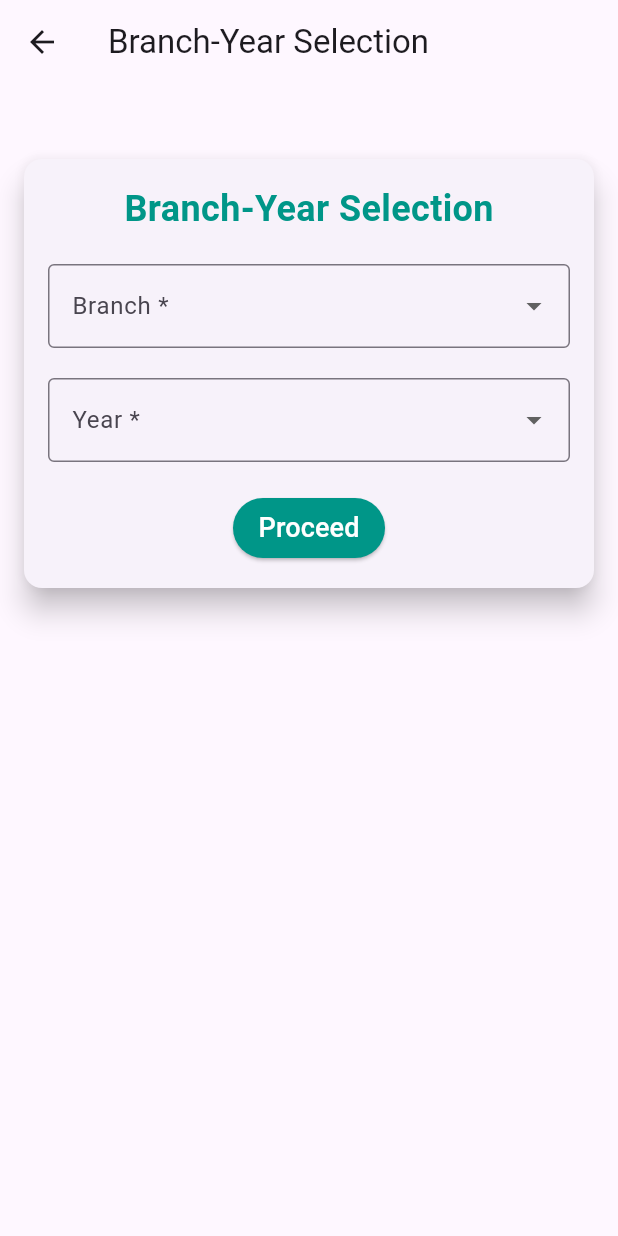
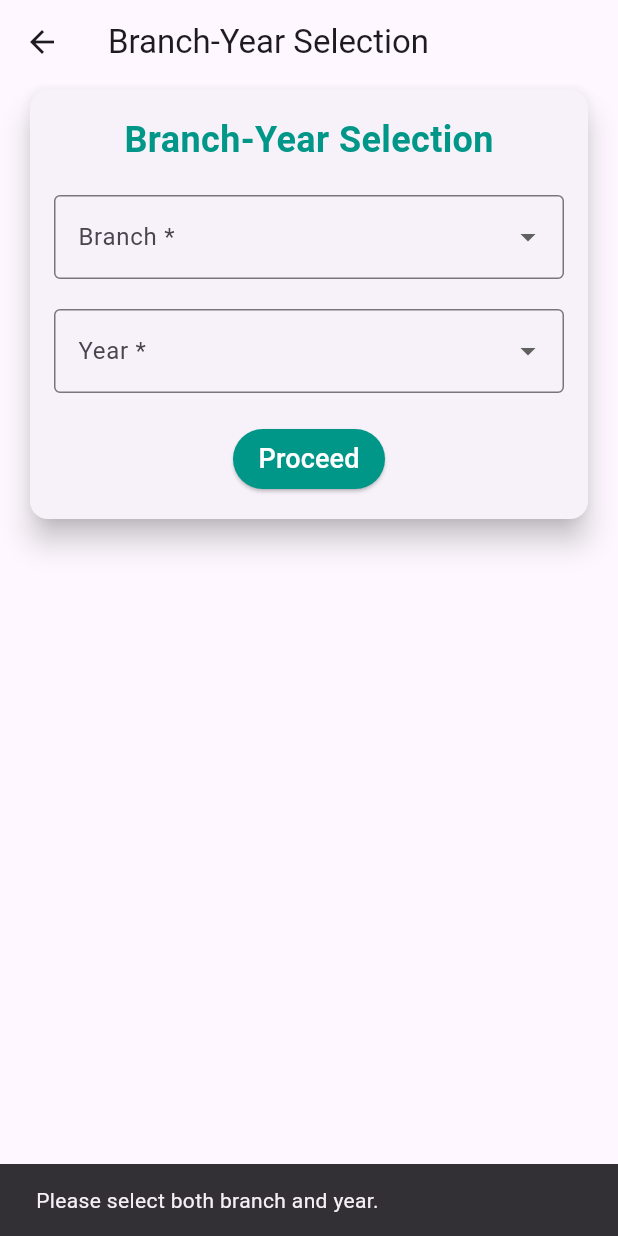
Before and after one commit to Praveen919/DigiClass, a Flutter app: the BranchYearSelectionScreen screen opened by its route, after a tap on "Proceed", on a phone screen of 412 x 824 dp. Run offline on Flutter 3.47's test engine with Material 3 defaults, Android fonts, the phone set to English and light mode, and no system bars; our stand-ins replace file_picker, fl_chart, font_awesome_flutter, image_picker; missing offline and left inert: studentapp, teachersideapp.

Commit message:
Update branch_year_selection_screen.dart

```diff
--- a/lib/screens/branch_year_selection_screen.dart
+++ b/lib/screens/branch_year_selection_screen.dart
@@ -1,9 +1,21 @@
 import 'package:flutter/material.dart';
 import 'package:testing_app/screens/admin/dashboard_screen.dart';
-// Import your DashboardScreen here
+import 'package:testing_app/screens/students/dashboard_screen.dart'; // Correct import path
+import 'package:testing_app/screens/teachers/dashboardt.dart';
 
 class BranchYearSelectionScreen extends StatefulWidget {
-  const BranchYearSelectionScreen({super.key});
+  final String name;
+  final String branch;
+  final String year;
+  final String userRole;
+
+  const BranchYearSelectionScreen({
+    super.key,
+    required this.name,
+    required this.branch,
+    required this.year,
+    required this.userRole,
+  });
 
   @override
   _BranchYearSelectionScreenState createState() => _BranchYearSelectionScreenState();
@@ -16,18 +28,23 @@ class _BranchYearSelectionScreenState extends State<BranchYearSelectionScreen> {
   final List<String> years = ['2022-2023', '2023-2024', '2024-2025'];
 
   @override
+  void initState() {
+    super.initState();
+    selectedBranch = branches.contains(widget.branch) ? widget.branch : null;
+    selectedYear = years.contains(widget.year) ? widget.year : null;
+    print('User Role: ${widget.userRole}'); // Debug print
+  }
+
+  @override
   Widget build(BuildContext context) {
     return Scaffold(
       appBar: AppBar(
         title: const Text('Branch-Year Selection'),
       ),
       body: SingleChildScrollView(
-        child: Column(
-          mainAxisAlignment: MainAxisAlignment.center,
-          children: [
-            const SizedBox(height: 50),
-            Card(
-              margin: const EdgeInsets.symmetric(horizontal: 16.0),
+        child: Padding(
+          padding: const EdgeInsets.symmetric(horizontal: 16.0),
+          child: Card(
             elevation: 8,
             child: Padding(
               padding: const EdgeInsets.all(16.0),
@@ -59,6 +76,12 @@ class _BranchYearSelectionScreenState extends State<BranchYearSelectionScreen> {
                         selectedBranch = value;
                       });
                     },
+                    validator: (value) {
+                      if (value == null || !branches.contains(value)) {
+                        return 'Please select a valid branch';
+                      }
+                      return null;
+                    },
                   ),
                   const SizedBox(height: 20),
                   DropdownButtonFormField<String>(
@@ -78,20 +101,60 @@ class _BranchYearSelectionScreenState extends State<BranchYearSelectionScreen> {
                         selectedYear = value;
                       });
                     },
+                    validator: (value) {
+                      if (value == null || !years.contains(value)) {
+                        return 'Please select a valid year';
+                      }
+                      return null;
+                    },
                   ),
                   const SizedBox(height: 20),
                   ElevatedButton(
                     onPressed: () {
                       if (selectedBranch != null && selectedYear != null) {
-                          print('Selected Branch: $selectedBranch, Year: $selectedYear');
+                        Widget destinationScreen;
+                        print('Navigating to dashboard for role: ${widget.userRole}'); // Debug print
+                        switch (widget.userRole) {
+                          case 'Admin':
+                            destinationScreen = DashboardScreen(
+                              name: widget.name,
+                              branch: selectedBranch!,
+                              year: selectedYear!,
+                            );
+                            break;
+                          case 'Teacher':
+                            destinationScreen = DashboardT(
+                              name: widget.name,
+                              branch: selectedBranch!,
+                              year: selectedYear!,
+                            );
+                            break;
+                          case 'Student':
+                            destinationScreen = Dashboard1Screen(
+                              name: widget.name,
+                              branch: selectedBranch!,
+                              year: selectedYear!,
+                            );
+                            break;
+                          default:
+                            destinationScreen = DashboardScreen(
+                              name: 'Default Name', // Fallback
+                              branch: selectedBranch!,
+                              year: selectedYear!,
+                            );
+                        }
                         Navigator.push(
                           context,
                           MaterialPageRoute(
-                              builder: (context) => const DashboardScreen(),
+                            builder: (context) => destinationScreen,
                           ),
                         );
                       } else {
-                          print('Please select both branch and year');
+                        ScaffoldMessenger.of(context).showSnackBar(
+                          const SnackBar(
+                            content: Text('Please select both branch and year.'),
+                          ),
+                        );
                       }
                     },
                     style: ElevatedButton.styleFrom(
@@ -110,7 +173,6 @@ class _BranchYearSelectionScreenState extends State<BranchYearSelectionScreen> {
               ),
             ),
           ),
-          ],
         ),
       ),
     );
```
Lines whose indentation alone changed are shown as unchanged.
